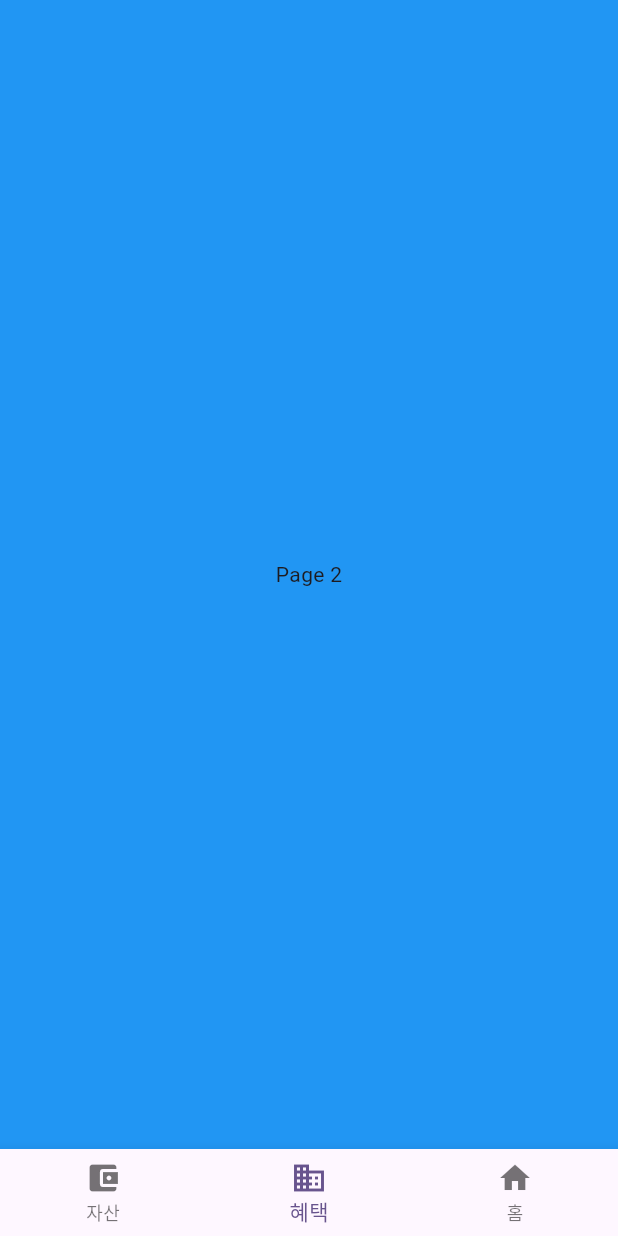
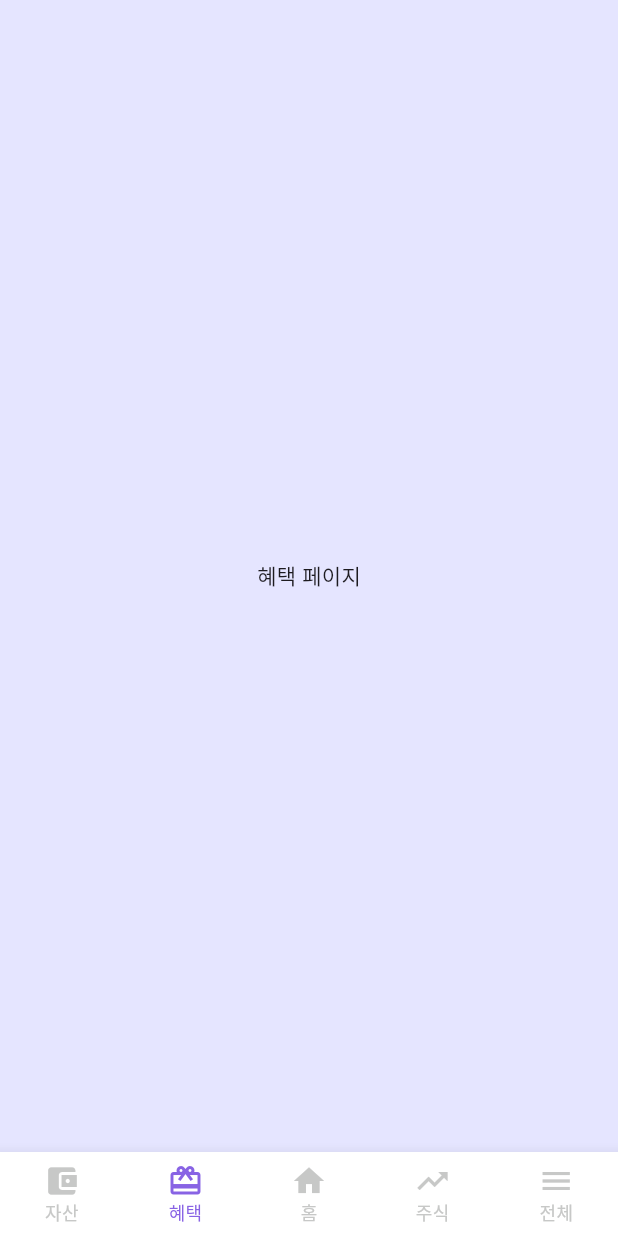
Before and after one commit to ShinhansecMobile/Shinhansec-Intern-App, a Flutter app: the screen it shows after launch, item 2 of the bottom bar chosen, on a phone screen of 412 x 824 dp. Run offline on Flutter 3.47's test engine with Material 2 defaults, Android fonts, the phone set to English and light mode, and no system bars.

Commit message:
[DESIGN] 하단 메뉴 디자인 수정

```diff
--- a/lib/widgets/bottom_menu.dart
+++ b/lib/widgets/bottom_menu.dart
@@ -14,66 +14,41 @@ class _BottomMenuState extends State<BottomMenu> {
 
   final List<Widget> pages = [
     Container(
-      color: Colors.red,
+      color: const Color(0xFFE5E5FF),
       alignment: Alignment.center,
-      child: const Text('Page 1'),
+      child: const Text('자산 페이지'),
     ),
     Container(
-      color: Colors.blue,
+      color: const Color(0xFFE5E5FF),
       alignment: Alignment.center,
-      child: const Text('Page 2'),
+      child: const Text('혜택 페이지'),
     ),
     const Home(),
-    // Container(
-    //   color: Colors.orange,
-    //   alignment: Alignment.center,
-    //   child: const Text('Page 4'),
-    // ),
-    // Container(
-    //   color: Colors.cyan,
-    //   alignment: Alignment.center,
-    //   child: const Text('Page 5'),
-    // ),
-    // 다른 페이지들도 추가
+    Container(
+      color: const Color(0xFFE5E5FF),
+      alignment: Alignment.center,
+      child: const Text('주식 페이지'),
+    ),
+    Container(
+      color: const Color(0xFFE5E5FF),
+      alignment: Alignment.center,
+      child: const Text('전체 메뉴 페이지'),
+    ),
   ];
 
   @override
   Widget build(BuildContext context) {
     return Scaffold(
       body: pages[currentPageIndex],
-      // bottomNavigationBar: NavigationBar(
-      //   onDestinationSelected: (int index) {
-      //     setState(() {
-      //       currentPageIndex = index;
-      //     });
-      //   },
-      //   indicatorColor: Colors.amber[800],
-      //   selectedIndex: currentPageIndex,
-      //   destinations: const <Widget>[
-      //     NavigationDestination(
-      //       selectedIcon: Icon(Icons.home),
-      //       icon: Icon(Icons.home_outlined),
-      //       label: 'Home',
-      //     ),
-      //     NavigationDestination(
-      //       icon: Icon(Icons.business),
-      //       label: 'Business',
-      //     ),
-      //     NavigationDestination(
-      //       selectedIcon: Icon(Icons.school),
-      //       icon: Icon(Icons.school_outlined),
-      //       label: 'School',
-      //     ),
-      //   ],
-      // ),
       bottomNavigationBar: BottomNavigationBar(
+        type: BottomNavigationBarType.fixed,
+        backgroundColor: Colors.white,
         items: const [
           BottomNavigationBarItem(icon: Icon(Icons.account_balance_wallet), label: '자산'),
-          BottomNavigationBarItem(icon: Icon(Icons.business), label: '혜택'),
+          BottomNavigationBarItem(icon: Icon(Icons.card_giftcard), label: '혜택'),
           BottomNavigationBarItem(icon: Icon(Icons.home), label: '홈'),
-          // BottomNavigationBarItem(icon: Icon(Icons.trending_up), label: '주식'),
-          // BottomNavigationBarItem(icon: Icon(Icons.menu), label: '전체'),
-          // 다른 항목들도 추가
+          BottomNavigationBarItem(icon: Icon(Icons.trending_up), label: '주식'),
+          BottomNavigationBarItem(icon: Icon(Icons.menu), label: '전체'),
         ],
         currentIndex: currentPageIndex,
         onTap: (index) {
@@ -81,6 +56,10 @@ class _BottomMenuState extends State<BottomMenu> {
             currentPageIndex = index;
           });
         },
+        unselectedItemColor: const Color(0xFFC7C8C7), // 선택되지 않은 항목의 색상 지정
+        unselectedFontSize: 12.0, // 선택되지 않은 항목의 폰트 크기
+        selectedItemColor: const Color(0xFF8863E4), // 선택된 항목의 색상 변경
+        selectedFontSize: 12.0, // 선택된 항목의 폰트 크기
       ),
     );
   }
```
